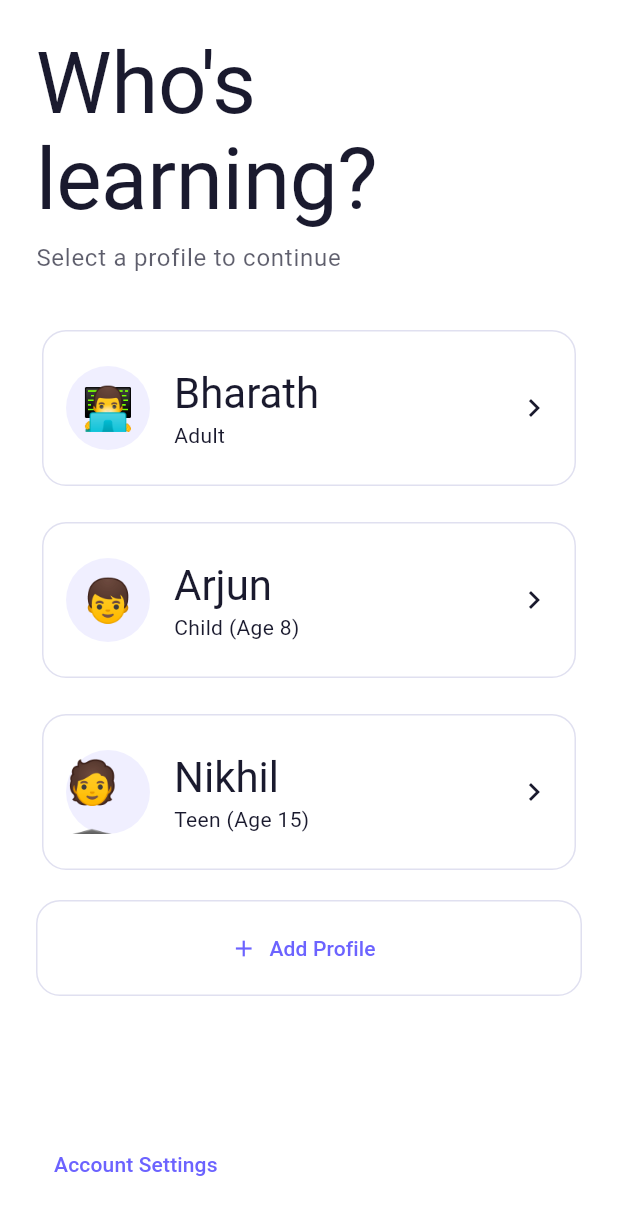
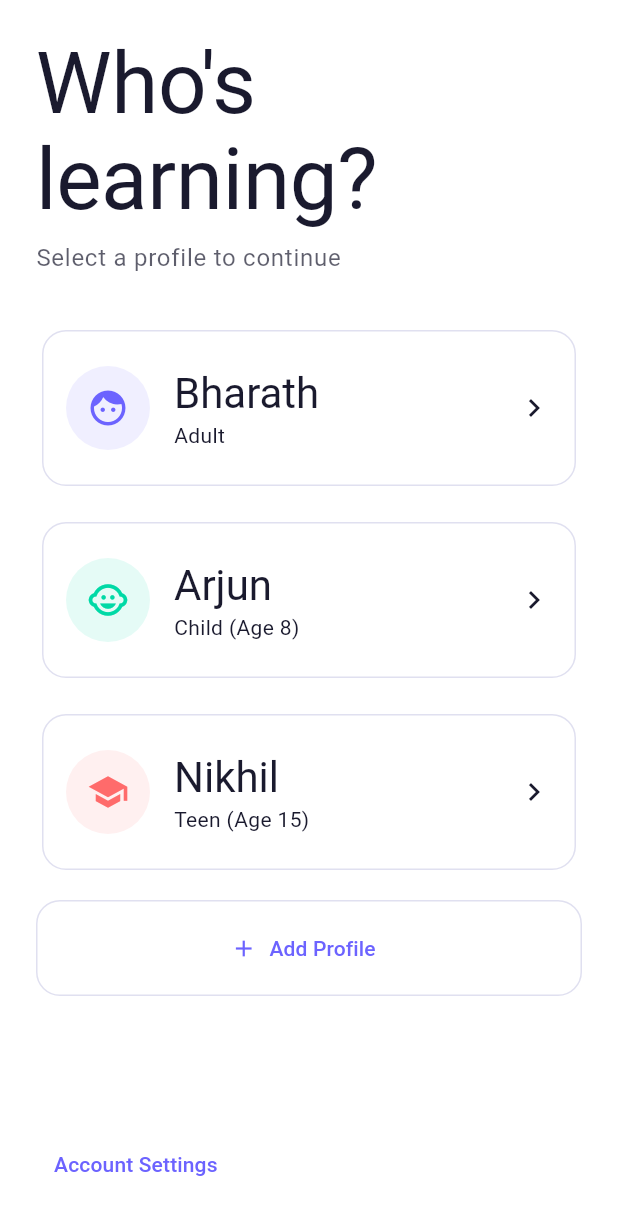
Before and after one commit to bharathramnaik/Rever, a Flutter app: the ProfileSwitchScreen screen opened by its route, on a phone screen of 412 x 824 dp. Shown: the top 1215 px of the screen. Run offline on Flutter 3.47's test engine with Material 3 defaults, Android fonts, the phone set to English and light mode, and no system bars; our stand-ins replace dio, firebase_core, firebase_crashlytics, flutter_riverpod, go_router, supabase_flutter; accounts and stored records are empty.

Commit message:
Replace emoji with Material Icons in seed data, topic grid, and profile cards

```diff
--- a/lib/src/features/profile/presentation/screens/profile_switch_screen.dart
+++ b/lib/src/features/profile/presentation/screens/profile_switch_screen.dart
@@ -31,21 +31,24 @@ class ProfileSwitchScreen extends ConsumerWidget {
               _ProfileCard(
                 name: 'Bharath',
                 type: 'Adult',
-                emoji: '👨‍💻',
+                icon: Icons.face,
+                color: const Color(0xFF6C63FF),
                 onTap: () => context.go('/home'),
               ),
               const SizedBox(height: 16),
               _ProfileCard(
                 name: 'Arjun',
                 type: 'Child (Age 8)',
-                emoji: '👦',
+                icon: Icons.child_care,
+                color: const Color(0xFF00D9A6),
                 onTap: () => context.go('/home'),
               ),
               const SizedBox(height: 16),
               _ProfileCard(
                 name: 'Nikhil',
                 type: 'Teen (Age 15)',
-                emoji: '🧑‍🎓',
+                icon: Icons.school,
+                color: const Color(0xFFFF6B6B),
                 onTap: () => context.go('/home'),
               ),
               const SizedBox(height: 16),
@@ -76,13 +79,15 @@ class ProfileSwitchScreen extends ConsumerWidget {
 class _ProfileCard extends StatelessWidget {
   final String name;
   final String type;
-  final String emoji;
+  final IconData icon;
+  final Color color;
   final VoidCallback onTap;
 
   const _ProfileCard({
     required this.name,
     required this.type,
-    required this.emoji,
+    required this.icon,
+    required this.color,
     required this.onTap,
   });
 
@@ -94,10 +99,10 @@ class _ProfileCard extends StatelessWidget {
       child: ListTile(
         contentPadding: const EdgeInsets.all(16),
         leading: CircleAvatar(
-          radius: 28,
-          backgroundColor: theme.colorScheme.primary.withOpacity(0.1),
-          child: Text(emoji, style: const TextStyle(fontSize: 28)),
-        ),
+            radius: 28,
+            backgroundColor: color.withOpacity(0.1),
+            child: Icon(icon, color: color, size: 28),
+          ),
         title: Text(name, style: theme.textTheme.headlineMedium),
         subtitle: Text(type, style: theme.textTheme.bodyMedium),
         trailing: const Icon(Icons.chevron_right),
```
Also changed, not shown: lib/src/features/explore/presentation/screens/explore_screen.dart (+13 -12 lines), 1 other file.
